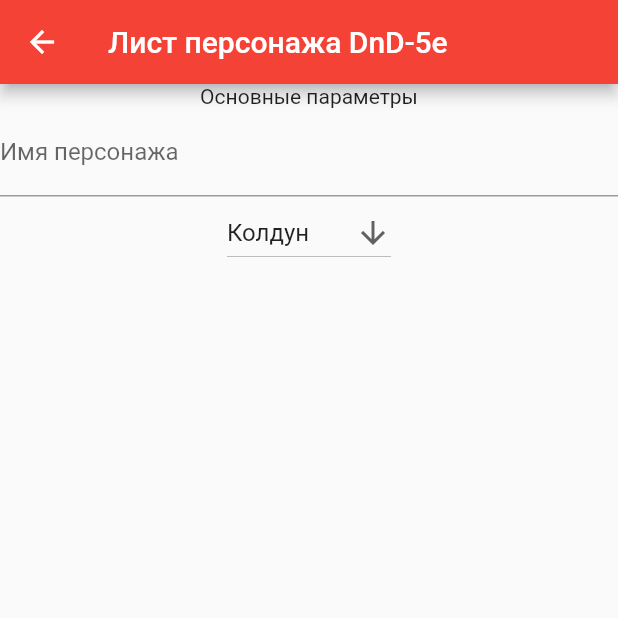
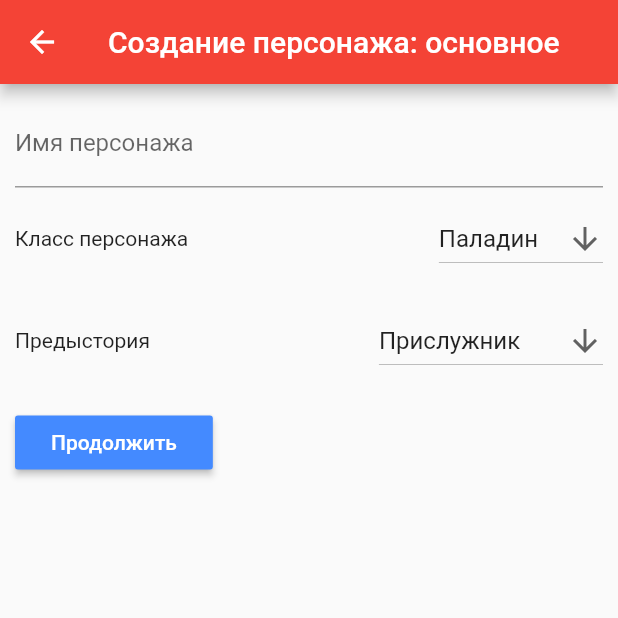
Before and after one commit to mishalov/character_sheet, a Flutter app: the screen it shows after launch, after a tap on the "add" icon, on a phone screen of 412 x 824 dp, the top half of it. Run offline on Flutter 3.47's test engine with Material 2 defaults, Android fonts, the phone set to English and light mode, and no system bars; our stand-ins replace bloc, flutter_bloc, material_design_icons_flutter.

Commit message:
Доработан роутинг

```diff
--- /dev/null
+++ b/lib/bloc/bloc/app_bloc.dart
@@ -0,0 +1,17 @@
+import 'dart:async';
+import 'package:bloc/bloc.dart';
+import './bloc.dart';
+
+class AppBloc extends Bloc<AppEvent, AppState> {
+  @override
+  AppState get initialState => InitialAppState("Лист персонажа DnD-5e");
+
+  @override
+  Stream<AppState> mapEventToState(
+    AppEvent event,
+  ) async* {
+    if (event is ChangeLabel) {
+      yield InitialAppState(event.label);
+    }
+  }
+}
--- /dev/null
+++ b/lib/bloc/bloc/app_event.dart
@@ -0,0 +1,11 @@
+import 'package:meta/meta.dart';
+
+@immutable
+abstract class AppEvent {
+  AppEvent([List props = const []]) : super();
+}
+
+class ChangeLabel extends AppEvent {
+  final String label;
+  ChangeLabel({@required this.label}) : super([label]);
+}
--- /dev/null
+++ b/lib/bloc/bloc/app_state.dart
@@ -0,0 +1,11 @@
+import 'package:meta/meta.dart';
+
+@immutable
+abstract class AppState {
+  final String label;
+  AppState(this.label, [List props = const []]) : super();
+}
+
+class InitialAppState extends AppState {
+  InitialAppState(String label) : super(label);
+}
--- /dev/null
+++ b/lib/bloc/bloc/bloc.dart
@@ -0,0 +1,3 @@
+export 'app_bloc.dart';
+export 'app_event.dart';
+export 'app_state.dart';
--- a/lib/components/AppBar/CurrentAppBar.dart
+++ b/lib/components/AppBar/CurrentAppBar.dart
@@ -3,23 +3,21 @@ import 'package:flutter/material.dart';
 class BaseAppBar extends StatelessWidget implements PreferredSizeWidget {
   final Color backgroundColor = Colors.red;
   final Text title;
-  final AppBar appBar;
   final List<Widget> widgets;
 
   /// you can add more fields that meet your needs
 
-  const BaseAppBar({Key key, this.title, this.appBar, this.widgets})
-      : super(key: key);
+  const BaseAppBar({Key key, this.title, this.widgets}) : super(key: key);
 
   @override
   Widget build(BuildContext context) {
     return AppBar(
-      title: Text("Лист персонажа DnD-5e"),
+      title: Text("Ваши персонажи"),
       backgroundColor: backgroundColor,
       actions: widgets,
     );
   }
 
   @override
-  Size get preferredSize => new Size.fromHeight(appBar.preferredSize.height);
+  Size get preferredSize => new Size.fromHeight(AppBar().preferredSize.height);
 }
--- a/lib/main.dart
+++ b/lib/main.dart
@@ -1,7 +1,10 @@
+import 'package:character_sheet/bloc/bloc/app_bloc.dart';
+import 'package:character_sheet/bloc/bloc/bloc.dart';
 import 'package:character_sheet/components/AppBar/CurrentAppBar.dart';
 import 'package:character_sheet/views/CreateCharacter/CreateCharacter.dart';
+import 'package:character_sheet/views/MainScreen/MainScreen.dart';
 import 'package:flutter/material.dart';
-import 'package:material_design_icons_flutter/material_design_icons_flutter.dart';
+import 'package:flutter_bloc/flutter_bloc.dart';
 
 void main() => runApp(MyApp());
 
@@ -13,79 +16,53 @@ class MyApp extends StatelessWidget {
       theme: ThemeData(
         primarySwatch: Colors.red,
       ),
-      home: MyHomePage(),
+      routes: {"/CreateCharacter": (context) => CreateCharacter()},
+      home: BlocProvider<AppBloc>(
+        child: MainScreen(),
+        builder: (context) => AppBloc(),
+      ),
     );
   }
 }
 
-class MyHomePage extends StatefulWidget {
-  MyHomePage({Key key, this.title}) : super(key: key);
+// class MyHomePage extends StatefulWidget {
+//   MyHomePage({Key key, this.title}) : super(key: key);
 
-  final String title;
+//   final String title;
 
-  @override
-  _MyHomePageState createState() => _MyHomePageState();
-}
+//   @override
+//   _MyHomePageState createState() => _MyHomePageState();
+// }
 
-class _MyHomePageState extends State<MyHomePage> {
-  int _counter = 0;
+// class _MyHomePageState extends State<MyHomePage> {
+//   int _counter = 0;
 
-  void _incrementCounter() {
-    Navigator.push(
-        context, MaterialPageRoute(builder: (context) => CreateCharacter()));
-    // setState(() {
-    //   _counter++;
-    // });
-  }
+//   void _incrementCounter() {
+//     Navigator.push(
+//         context, MaterialPageRoute(builder: (context) => CreateCharacter()));
+//     // setState(() {
+//     //   _counter++;
+//     // });
+//   }
 
-  @override
-  Widget build(BuildContext context) {
-    final List<Widget> characterCards = [];
-    Widget body;
+//   @override
+//   Widget build(BuildContext context) {
+//     return Scaffold(
+//       appBar: AppBar(title: Text("Ваши персонажи")),
+//       floatingActionButton: FloatingActionButton(
+//         onPressed: _incrementCounter,
+//         tooltip: 'Increment',
+//         child: Icon(Icons.add),
+//       ),
+//     );
+//   }
+// }
 
-    for (var i = 0; i < _counter; i++) {
-      characterCards.add(Card(
-        child: ListTile(
-            leading: Icon(MdiIcons.humanFemale),
-            title: Text('ДЖЕННИ, колдун 1 ур.')),
-      ));
-    }
-
-    if (characterCards.length == 0) {
-      body = Center(
-        child: Column(
-          mainAxisAlignment: MainAxisAlignment.center,
-          children: <Widget>[
-            RichText(
-                textAlign: TextAlign.center,
-                text: TextSpan(
-                    style: TextStyle(
-                      color: Colors.grey,
-                    ),
-                    text:
-                        "У вас нет ни одного персонажа. \n Создайте его нажав на ",
-                    children: [
-                      TextSpan(
-                          text: '+',
-                          style: TextStyle(fontWeight: FontWeight.bold))
-                    ]))
-          ],
-        ),
-      );
-    } else {
-      body = ListView(children: characterCards);
-    }
-
-    return Scaffold(
-      appBar: BaseAppBar(
-        appBar: AppBar(),
-      ),
-      body: body,
-      floatingActionButton: FloatingActionButton(
-        onPressed: _incrementCounter,
-        tooltip: 'Increment',
-        child: Icon(Icons.add),
-      ),
-    );
-  }
-}
+/*
+ *
+ * BlocBuilder<AppBloc, AppState>(
+  *      builder: (context, state) {
+  *        return Text(state.label);
+  *      },
+  *    )
+ */
--- a/lib/views/CreateCharacter/CreateCharacter.dart
+++ b/lib/views/CreateCharacter/CreateCharacter.dart
@@ -13,8 +13,8 @@ class CreateCharacterState extends State<CreateCharacter> {
   @override
   Widget build(BuildContext context) {
     return Scaffold(
-      appBar: BaseAppBar(
-        appBar: AppBar(),
+      appBar: AppBar(
+        title: Text("Создание персонажа: основное"),
       ),
       body: CreateCharacterMain(),
     );
--- a/lib/views/CreateCharacter/CreateCharacterMain.dart
+++ b/lib/views/CreateCharacter/CreateCharacterMain.dart
@@ -1,5 +1,39 @@
 import 'package:character_sheet/components/AppBar/CurrentAppBar.dart';
 import 'package:flutter/material.dart';
+
+class _DropdownItemStructure {
+  String title = "";
+  num value = 0;
+
+  _DropdownItemStructure(String title, num value) {
+    this.title = title;
+    this.value = value;
+  }
+}
+
+final classes = [
+  new _DropdownItemStructure("Паладин", 0),
+  new _DropdownItemStructure("Боец", 1),
+  new _DropdownItemStructure("Колдун", 2),
+  new _DropdownItemStructure("Бард", 3),
+  new _DropdownItemStructure("Плут", 4),
+  new _DropdownItemStructure("Волшебник", 5),
+];
+
+final backgrounds = [
+  new _DropdownItemStructure("Прислужник", 0),
+  new _DropdownItemStructure("Шарлатан", 1),
+  new _DropdownItemStructure("Преступник", 2),
+  new _DropdownItemStructure("Артист", 3),
+  new _DropdownItemStructure("Народный Герой", 4),
+  new _DropdownItemStructure("Благородный", 5),
+  new _DropdownItemStructure("Чужеземец", 6),
+  new _DropdownItemStructure("Отшельник", 7),
+  new _DropdownItemStructure("Мудрец", 8),
+  new _DropdownItemStructure("Моряк", 9),
+  new _DropdownItemStructure("Солдат", 10),
+  new _DropdownItemStructure("Беспризорник", 11),
+];
 
 class CreateCharacterMain extends StatefulWidget {
   CreateCharacterMain({Key key}) : super(key: key);
@@ -9,53 +43,84 @@ class CreateCharacterMain extends StatefulWidget {
 }
 
 class CreateCharacterMainState extends State<CreateCharacterMain> {
-  String dropdownValue = '1';
+  num classValue = 0;
+  num backgroundValue = 0;
 
   @override
   Widget build(BuildContext context) {
     return Container(
       alignment: Alignment.center,
+      child: Padding(
+          padding: new EdgeInsets.all(10.0),
           child: Column(
             children: <Widget>[
-          Text("Основные параметры"),
               TextField(
-            decoration: InputDecoration(labelText: "Имя персонажа"),
-          ),
+                  decoration: InputDecoration(labelText: "Имя персонажа")),
+              Padding(
+                padding: EdgeInsets.symmetric(vertical: 10),
+                child: Row(
+                  children: <Widget>[
+                    Text("Класс персонажа"),
+                    Spacer(),
                     DropdownButton(
-            value: dropdownValue,
+                        value: classValue,
                         icon: Icon(Icons.arrow_downward),
                         iconSize: 24,
                         elevation: 16,
-            onChanged: (String newValue) {
+                        onChanged: (num newValue) {
                           setState(() {
-                dropdownValue = newValue;
+                            classValue = newValue;
                           });
                         },
-            items: [
-              DropdownMenuItem(
-                child: Text("Колдун"),
-                value: "1",
-              ),
-              DropdownMenuItem(
-                child: Text("Варвар"),
-                value: "2",
-              ),
-              DropdownMenuItem(
-                child: Text("Боец"),
-                value: "3",
-              ),
-              DropdownMenuItem(
-                child: Text("Паладин"),
-                value: "4",
-              ),
-              DropdownMenuItem(
-                child: Text("Волшебник"),
-                value: "5",
-              ),
-            ],
-          )
+                        items: classes
+                            .map((singleClass) => DropdownMenuItem(
+                                  child: Text(singleClass.title),
+                                  value: singleClass.value,
+                                ))
+                            .toList())
                   ],
                 ),
+              ),
+              Padding(
+                padding: EdgeInsets.symmetric(vertical: 10),
+                child: Row(
+                  children: <Widget>[
+                    Text("Предыстория"),
+                    Spacer(),
+                    DropdownButton(
+                        value: backgroundValue,
+                        icon: Icon(Icons.arrow_downward),
+                        iconSize: 24,
+                        elevation: 16,
+                        onChanged: (num newValue) {
+                          setState(() {
+                            backgroundValue = newValue;
+                          });
+                        },
+                        items: backgrounds
+                            .map((singleClass) => DropdownMenuItem(
+                                  child: Text(singleClass.title),
+                                  value: singleClass.value,
+                                ))
+                            .toList())
+                  ],
+                ),
+              ),
+              Padding(
+                  padding: EdgeInsets.symmetric(vertical: 10),
+                  child: Row(children: <Widget>[
+                    RaisedButton(
+                      textTheme: ButtonTextTheme.primary,
+                      color: Colors.blueAccent,
+                      child: Align(
+                        alignment: Alignment.centerRight,
+                        child: Text("Продолжить"),
+                      ),
+                      onPressed: () => {},
+                    )
+                  ]))
+            ],
+          )),
     );
   }
 }
--- /dev/null
+++ b/lib/views/CreateCharacter/CreateCharacterScores.dart
@@ -0,0 +1,21 @@
+import 'package:flutter/material.dart';
+
+class CreateCharacterScores extends StatefulWidget {
+  CreateCharacterScores({Key key}) : super(key: key);
+
+  @override
+  CreateCharacterScoresState createState() => CreateCharacterScoresState();
+}
+
+class CreateCharacterScoresState extends State<CreateCharacterScores> {
+  num classValue = 0;
+  num backgroundValue = 0;
+
+  Widget build(context) {
+    return Container(
+        alignment: Alignment.center,
+        child: Padding(
+            padding: new EdgeInsets.all(10.0),
+            child: Column(children: <Widget>[Text("Второй экран")])));
+  }
+}
--- /dev/null
+++ b/lib/views/MainScreen/MainScreen.dart
@@ -0,0 +1,72 @@
+import 'package:material_design_icons_flutter/material_design_icons_flutter.dart';
+import 'package:flutter/material.dart';
+
+class MainScreen extends StatefulWidget {
+  MainScreen({Key key, this.title}) : super(key: key);
+
+  final String title;
+
+  @override
+  MainScreenState createState() => MainScreenState();
+}
+
+class MainScreenState extends State<MainScreen> {
+  int _counter = 0;
+
+  void _incrementCounter() {
+    Navigator.pushNamed(context, '/CreateCharacter');
+    // setState(() {
+    //   _counter++;
+    // });
+  }
+
+  // This widget is the root of your application.
+  @override
+  Widget build(BuildContext context) {
+    final List<Widget> characterCards = [];
+    Widget body;
+
+    for (var i = 0; i < _counter; i++) {
+      characterCards.add(Card(
+        child: ListTile(
+            leading: Icon(MdiIcons.humanFemale),
+            title: Text('ДЖЕННИ, колдун 1 ур.')),
+      ));
+    }
+
+    if (characterCards.length == 0) {
+      body = Center(
+        child: Column(
+          mainAxisAlignment: MainAxisAlignment.center,
+          children: <Widget>[
+            RichText(
+                textAlign: TextAlign.center,
+                text: TextSpan(
+                    style: TextStyle(
+                      color: Colors.grey,
+                    ),
+                    text:
+                        "У вас нет ни одного персонажа. \n Создайте его нажав на ",
+                    children: [
+                      TextSpan(
+                          text: '+',
+                          style: TextStyle(fontWeight: FontWeight.bold))
+                    ]))
+          ],
+        ),
+      );
+    } else {
+      body = ListView(children: characterCards);
+    }
+
+    return Scaffold(
+      appBar: AppBar(title: Text("Ваши персонажи")),
+      body: body,
+      floatingActionButton: FloatingActionButton(
+        onPressed: _incrementCounter,
+        tooltip: 'Increment',
+        child: Icon(Icons.add),
+      ),
+    );
+  }
+}
--- a/pubspec.yaml
+++ b/pubspec.yaml
@@ -17,6 +17,9 @@ environment:
   sdk: ">=2.1.0 <3.0.0"
 
 dependencies:
+  bloc: ^0.15.0
+  flutter_bloc: ^0.21.0
+  equatable: ^0.6.0
   material_design_icons_flutter: 3.2.4495
   flutter:
     sdk: flutter
```
Also changed, not shown: pubspec.lock. Lines whose indentation alone changed are shown as unchanged.
